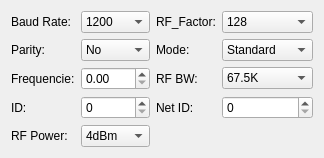
This is RF1276/radiodialog.ui in cukier/qt as Qt 5 draws it before an edit. The edited form follows.
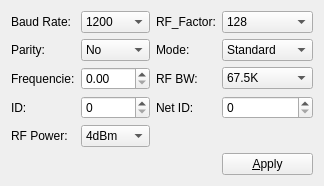
This is the edited form.

```diff
--- a/RF1276/radiodialog.ui
+++ b/RF1276/radiodialog.ui
@@ -6,8 +6,8 @@
    <rect>
     <x>0</x>
     <y>0</y>
-    <width>285</width>
-    <height>142</height>
+    <width>300</width>
+    <height>171</height>
    </rect>
   </property>
   <property name="windowTitle">
@@ -260,6 +260,13 @@
      </item>
     </widget>
    </item>
+   <item row="5" column="3">
+    <widget class="QPushButton" name="btApply">
+     <property name="text">
+      <string>&amp;Apply</string>
+     </property>
+    </widget>
+   </item>
   </layout>
  </widget>
  <resources/>
```
Left out of the diff: 148 changed lines with no effect on the pictures.
